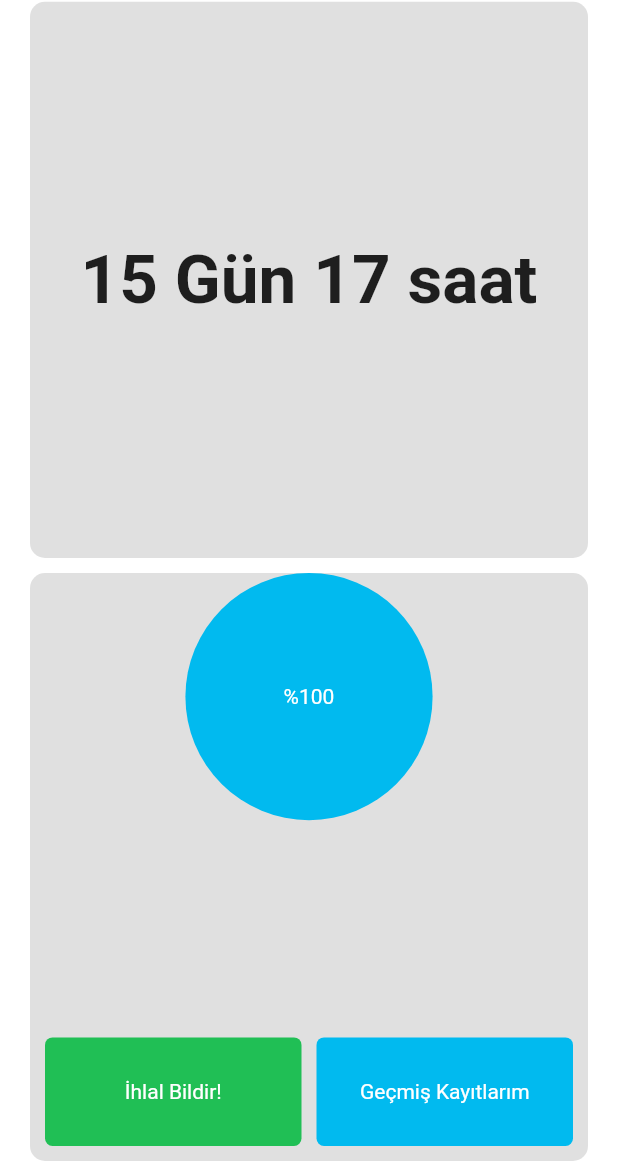
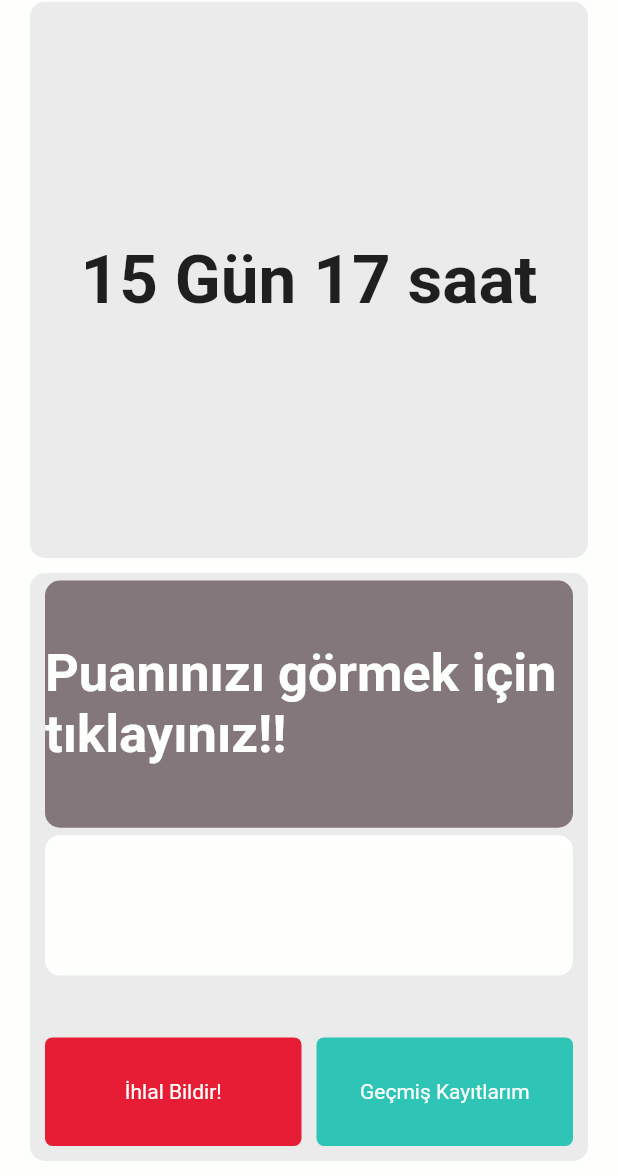
Before and after one commit to imertgul/My_Quarantina, a Flutter app: the screen it shows after launch, after a tap on "İhlal Bildir!", on a phone screen of 412 x 824 dp, the part 60-1236 px from its top. Run offline on Flutter 3.47's test engine with Material 2 defaults, Android fonts, the phone set to English and light mode, and no system bars.

Commit message:
İnfobar

```diff
--- a/lib/pages/homepage.dart
+++ b/lib/pages/homepage.dart
@@ -10,10 +10,11 @@ class _HomePageState extends State<HomePage> {
   double screenHeight = 0;
   double statusBarHeight = 0;
   double unit = 0;
-  double _animatedWidth = double.infinity;
+  double _animatedWidth = 50;
   double _animatedHeight = 50;
   Color _animatedColor = Renkler.third;
-  BorderRadiusGeometry _borderRadius = BorderRadius.circular(500);
+  String _animatedText = "Puanınızı görmek için tıklayınız!!";
+  BorderRadiusGeometry _borderRadius = BorderRadius.circular(10);
 
   @override
   Widget build(BuildContext context) {
@@ -56,7 +57,7 @@ class _HomePageState extends State<HomePage> {
             width: double.infinity,
             decoration: BoxDecoration(
               borderRadius: BorderRadius.circular(10.0),
-              color: Colors.black12,
+              color: Renkler.pDark,
             ),
             child: Container(
               alignment: Alignment.center,
@@ -86,9 +87,9 @@ class _HomePageState extends State<HomePage> {
                   child: GestureDetector(
                     onTap: () {
                       setState(() {
-                        _animatedColor == Renkler.third
-                            ? _animatedColor = Renkler.secondary
-                            : _animatedColor = Renkler.third;
+                        _animatedColor == Renkler.secondary
+                            ? _animatedColor = Renkler.third
+                            : _animatedColor = Renkler.secondary;
                       });
                     },
                     child: Container(
@@ -113,6 +114,10 @@ class _HomePageState extends State<HomePage> {
                 child: Padding(
                   padding:
                       const EdgeInsets.only(bottom: 10.0, left: 5, right: 10),
+                  child: GestureDetector(
+                    onTap: () {
+                      print("Geçmiş kayıtlar");
+                    },
                     child: Container(
                       height: double.infinity,
                       width: double.infinity,
@@ -129,27 +134,27 @@ class _HomePageState extends State<HomePage> {
                     ),
                   ),
                 ),
+              ),
             ],
           ),
         ),
       );
     }
 
-    Widget _buildReport() {
-      _animatedHeight = unit * 20;
+    Widget _buildPoint() {
+      return Padding(
+        padding: const EdgeInsets.only(top: 5.0, left: 10, right: 10),
+        child: Align(
+          alignment: Alignment.topCenter,
+          child: GestureDetector(
+            onTap: () {
+              setState(() {
                 _animatedWidth = unit * 20;
-      return Padding(
-        padding: const EdgeInsets.symmetric(vertical: 10.0),
-        child: Container(
-            height: (unit * 50) - (20 + statusBarHeight),
-            decoration: BoxDecoration(
-              borderRadius: BorderRadius.circular(10.0),
-              color: Colors.black12,
-            ),
-            child: Stack(
-              children: <Widget>[
-                Align(
-                  alignment: Alignment.topCenter,
+                // _borderRadius = BorderRadius.circular(500);
+                _animatedColor = Renkler.green;
+                _animatedText = "100%";
+              });
+            },
             child: AnimatedContainer(
               width: _animatedWidth,
               height: _animatedHeight,
@@ -157,16 +162,58 @@ class _HomePageState extends State<HomePage> {
                 color: _animatedColor,
                 borderRadius: _borderRadius,
               ),
-                    duration: Duration(seconds: 1),
+              duration: Duration(seconds: 3),
               curve: Curves.fastOutSlowIn,
               child: Center(
                 child: Text(
-                        "%100",
-                        style: buttonTextStyle,
+                  _animatedText,
+                  style: TextStyle(
+                      fontSize: 35.0,
+                      color: Renkler.primary,
+                      fontWeight: FontWeight.bold),
                 ),
               ),
             ),
           ),
+        ),
+      );
+    }
+
+    Widget _buildInfoBar() {
+      return Padding(
+        padding: const EdgeInsets.all(10.0),
+        child: Column(
+          children: <Widget>[
+            Container(
+              height: _animatedHeight,
+            ),
+            Container(
+              height: unit * 15 - 30,
+              width: double.infinity,
+              decoration: BoxDecoration(
+                  color: Renkler.primary,
+                  borderRadius: BorderRadius.circular(10.0)),
+            ),
+          ],
+        ),
+      );
+    }
+
+    Widget _buildReport() {
+      _animatedHeight = unit * 20;
+      _animatedWidth = double.maxFinite;
+      return Padding(
+        padding: const EdgeInsets.symmetric(vertical: 10.0),
+        child: Container(
+            height: (unit * 50) - (20 + statusBarHeight),
+            decoration: BoxDecoration(
+              borderRadius: BorderRadius.circular(10.0),
+              color: Renkler.pDark,
+            ),
+            child: Stack(
+              children: <Widget>[
+                _buildPoint(),
+                _buildInfoBar(),
                 _buildButtons(),
               ],
             )),
@@ -178,7 +225,7 @@ class _HomePageState extends State<HomePage> {
         children: <Widget>[
           Container(
             height: screenHeight,
-            color: Colors.white,
+            color: Renkler.primary,
           ),
           Container(
             alignment: Alignment.topLeft,
--- a/lib/utilities/constants.dart
+++ b/lib/utilities/constants.dart
@@ -1,14 +1,14 @@
 import 'package:flutter/material.dart';
 
 class Renkler {
-  static const Color primary = Color(0xffFBFBFF);
-  static const Color pDark = Color(0xff102027);
-  static const Color textOnP = Colors.black;
-  static const Color secondary = Color(0xff01BAEF);
-  static const Color textOnS = Colors.white;
-  static const Color third = Color(0xff20BF55);
-  // static const Color sLight = Color(0xff4fb3bf);
-  // static const Color sDark = Color(0xff005662);
+  static const Color primary = Color(0xfffdfffc);
+  static const Color pDark = Color(0xffEBEBEB);
+  static const Color secondary = Color(0xff2ec4b6);
+  static const Color third = Color(0xffe71d36);
+  static const Color fourth = Color(0xffff9f1c);
+  static const Color red = Color(0xffd00000);
+  static const Color yellow = Color(0xffffba08);
+  static const Color green = Color(0xff007f5f);
 }
 
-final buttonTextStyle = TextStyle(color: Renkler.textOnS);
+final buttonTextStyle = TextStyle(color: Renkler.primary);
```
Lines whose indentation alone changed are shown as unchanged.
